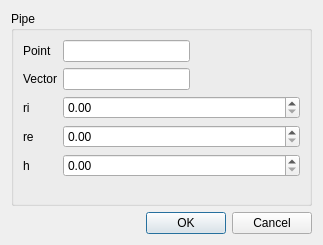
First picture: the form in src/HEXABLOCKGUI/Pipe_QTD.ui, repository SalomePlatform/hexablock, before the edit.
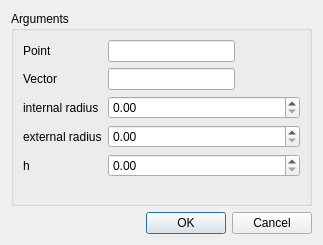
Second picture: the form after the edit.

```diff
--- a/src/HEXABLOCKGUI/Pipe_QTD.ui
+++ b/src/HEXABLOCKGUI/Pipe_QTD.ui
@@ -17,7 +17,7 @@
    <item>
     <widget class="QGroupBox" name="groupBox">
      <property name="title">
-      <string>Pipe</string>
+      <string>Arguments</string>
      </property>
      <layout class="QFormLayout" name="formLayout">
       <item row="0" column="0">
@@ -63,7 +63,7 @@
       <item row="2" column="0">
        <widget class="QLabel" name="label">
         <property name="text">
-         <string>ri</string>
+         <string>internal radius</string>
         </property>
        </widget>
       </item>
@@ -76,7 +76,7 @@
       <item row="3" column="0">
        <widget class="QLabel" name="label_1">
         <property name="text">
-         <string>re</string>
+         <string>external radius</string>
         </property>
        </widget>
       </item>
```
Left out of the diff: 8 changed lines with no effect on the pictures.
